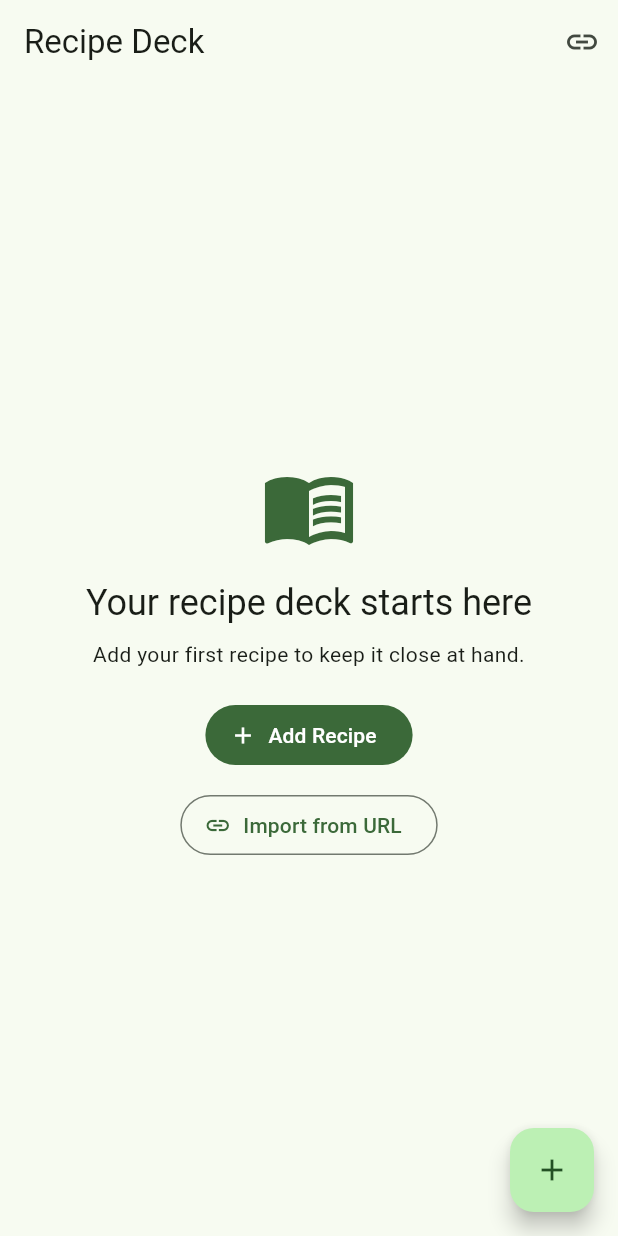
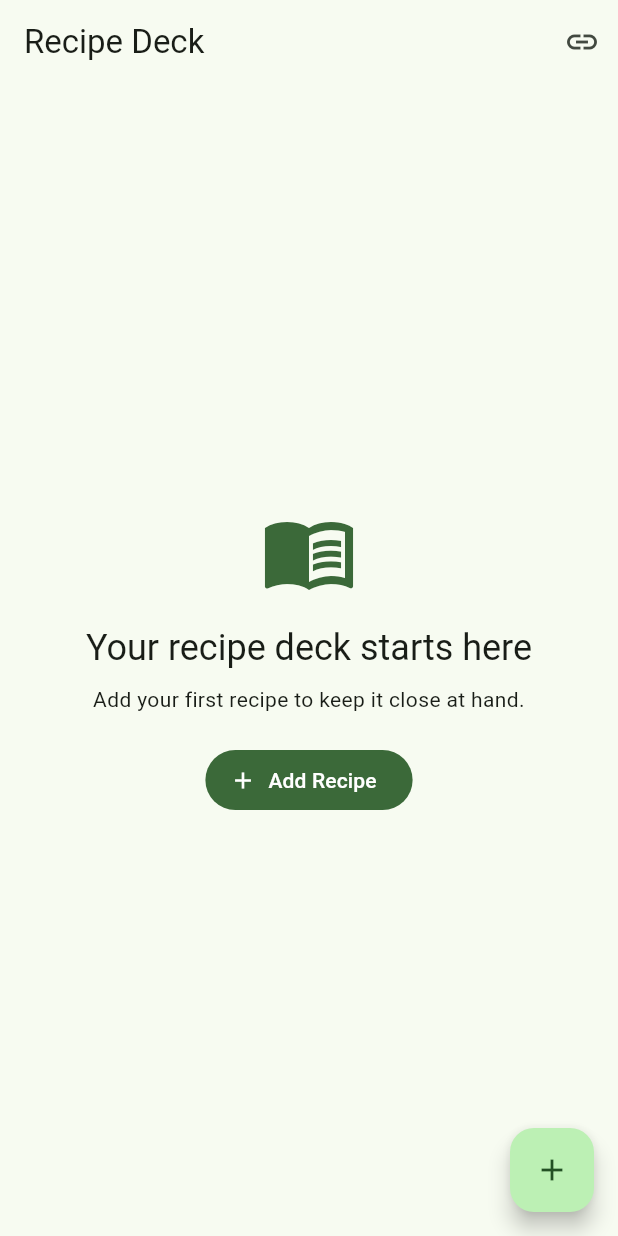
Before and after one commit to scotty2hottyy/recipe_deck, a Flutter app: the screen it shows after launch, on a phone screen of 412 x 824 dp. Run offline on Flutter 3.47's test engine with Material 3 defaults, Android fonts, the phone set to English and light mode, and no system bars; our stand-ins replace sqflite, sqflite_common_ffi, sqflite_common_ffi_web; accounts and stored records are empty.

Commit message:
removed redundant button

```diff
--- a/lib/screens/recipe_list_screen.dart
+++ b/lib/screens/recipe_list_screen.dart
@@ -131,12 +131,6 @@ class _RecipeListScreenState extends State<RecipeListScreen> {
                       icon: const Icon(Icons.add),
                       label: const Text('Add Recipe'),
                     ),
-                    const SizedBox(height: 12),
-                    OutlinedButton.icon(
-                      onPressed: _importRecipeUrl,
-                      icon: const Icon(Icons.link),
-                      label: const Text('Import from URL'),
-                    ),
                   ],
                 ),
               ),
```
